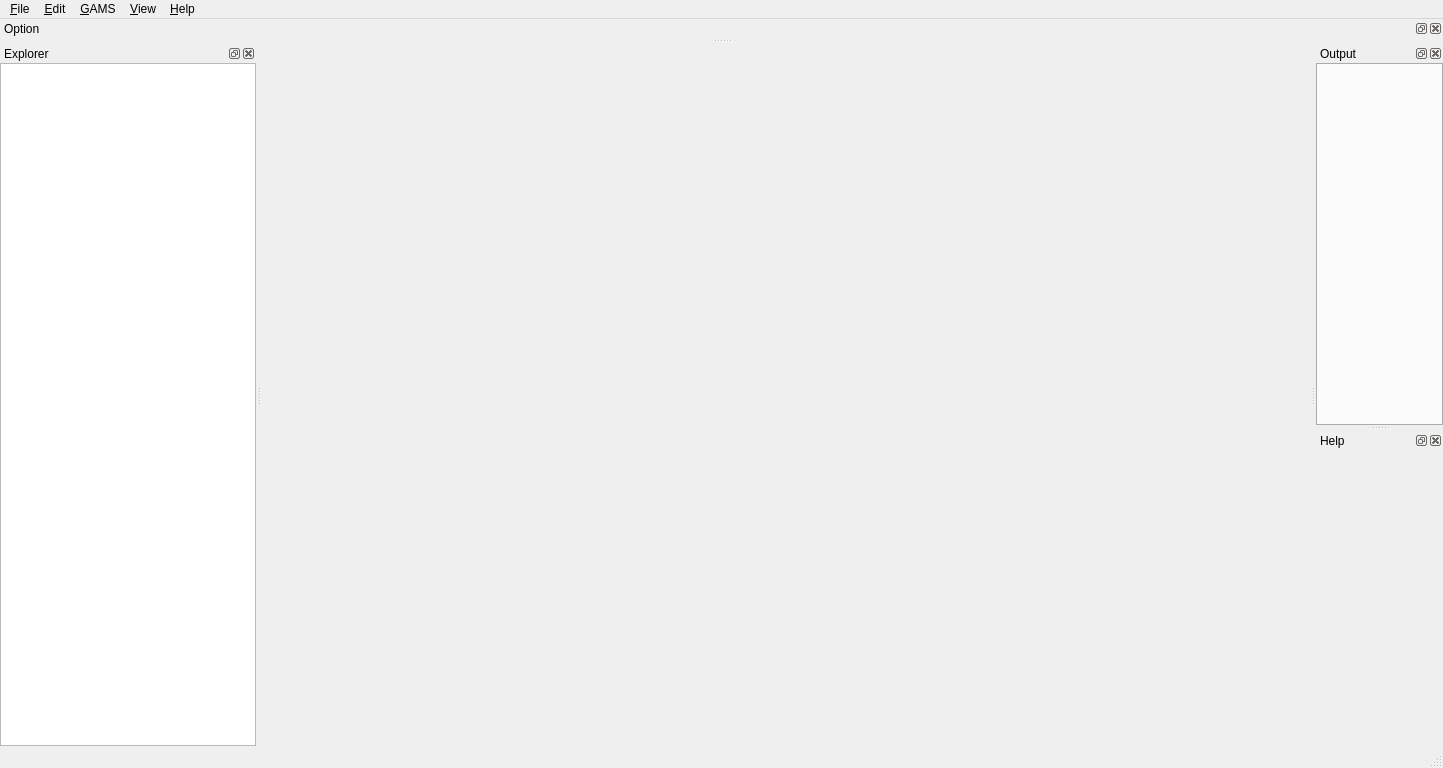
GAMS-dev/studio, file src/mainwindow.ui: the form before one commit.
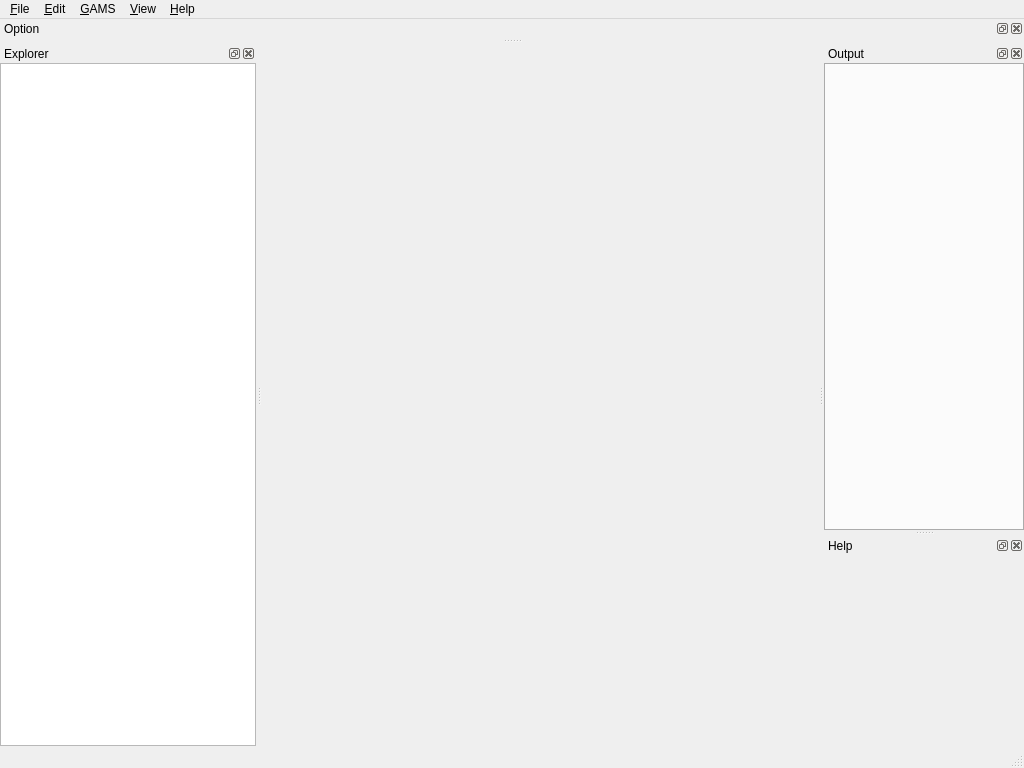
The form after the commit. Icons and pictures are not drawn.

Commit message: programmatically setting a reasonable size

What changed in the file:
```diff
--- a/src/mainwindow.ui
+++ b/src/mainwindow.ui
@@ -6,10 +6,16 @@
    <rect>
     <x>0</x>
     <y>0</y>
-    <width>1443</width>
+    <width>1024</width>
     <height>768</height>
    </rect>
   </property>
+  <property name="sizePolicy">
+   <sizepolicy hsizetype="Preferred" vsizetype="Preferred">
+    <horstretch>0</horstretch>
+    <verstretch>0</verstretch>
+   </sizepolicy>
+  </property>
   <property name="minimumSize">
    <size>
     <width>0</width>
@@ -28,7 +34,7 @@
   </property>
   <widget class="QWidget" name="centralWidget">
    <property name="sizePolicy">
-    <sizepolicy hsizetype="Ignored" vsizetype="Ignored">
+    <sizepolicy hsizetype="Preferred" vsizetype="Preferred">
      <horstretch>0</horstretch>
      <verstretch>0</verstretch>
     </sizepolicy>
@@ -59,6 +65,18 @@
       </property>
       <item row="0" column="1">
        <widget class="QTabWidget" name="mainTab">
+        <property name="sizePolicy">
+         <sizepolicy hsizetype="MinimumExpanding" vsizetype="MinimumExpanding">
+          <horstretch>3</horstretch>
+          <verstretch>0</verstretch>
+         </sizepolicy>
+        </property>
+        <property name="minimumSize">
+         <size>
+          <width>400</width>
+          <height>0</height>
+         </size>
+        </property>
         <property name="acceptDrops">
          <bool>true</bool>
         </property>
@@ -91,7 +109,7 @@
     <rect>
      <x>0</x>
      <y>0</y>
-     <width>1443</width>
+     <width>1024</width>
      <height>31</height>
     </rect>
    </property>
@@ -264,6 +282,18 @@
    <property name="enabled">
     <bool>true</bool>
    </property>
+   <property name="sizePolicy">
+    <sizepolicy hsizetype="Preferred" vsizetype="Preferred">
+     <horstretch>2</horstretch>
+     <verstretch>0</verstretch>
+    </sizepolicy>
+   </property>
+   <property name="minimumSize">
+    <size>
+     <width>200</width>
+     <height>44</height>
+    </size>
+   </property>
    <property name="floating">
     <bool>false</bool>
    </property>
@@ -274,7 +304,7 @@
     <number>2</number>
    </attribute>
    <widget class="QWidget" name="dockWidgetContents_4">
-    <layout class="QHBoxLayout" name="horizontalLayout_3">
+    <layout class="QVBoxLayout" name="verticalLayout_2">
      <property name="leftMargin">
       <number>0</number>
      </property>
@@ -289,6 +319,18 @@
      </property>
      <item>
       <widget class="QTabWidget" name="logTabs">
+       <property name="sizePolicy">
+        <sizepolicy hsizetype="Preferred" vsizetype="Preferred">
+         <horstretch>3</horstretch>
+         <verstretch>0</verstretch>
+        </sizepolicy>
+       </property>
+       <property name="minimumSize">
+        <size>
+         <width>200</width>
+         <height>0</height>
+        </size>
+       </property>
        <property name="tabPosition">
         <enum>QTabWidget::South</enum>
        </property>
```
Left out of the diff: 32 changed lines with no effect on the pictures. The commit also changes 1 other file.
